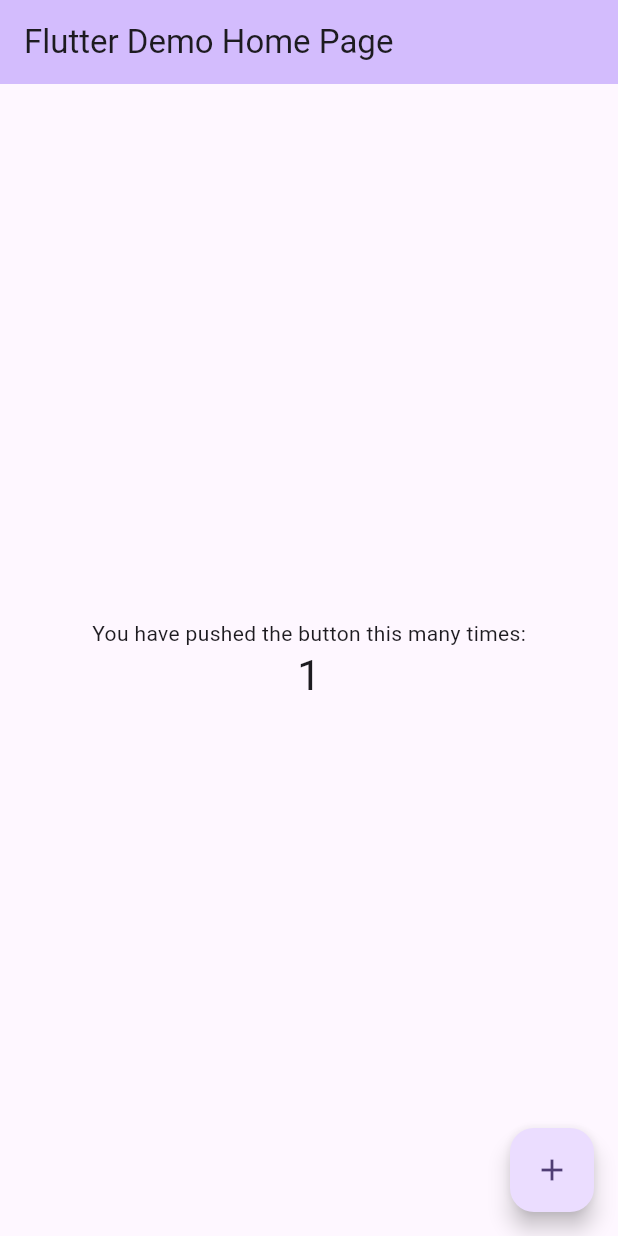
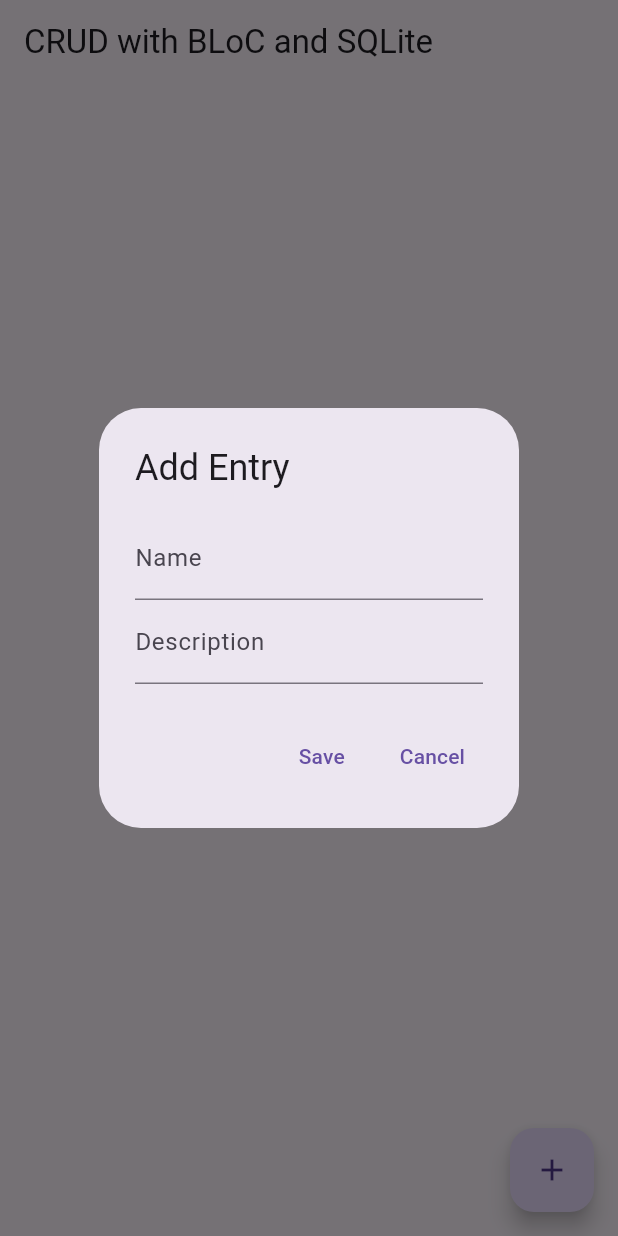
Before and after one commit to Dixi-Sangani/dixi-practical, a Flutter app: the screen it shows after launch, after a tap on the "add" icon, on a phone screen of 412 x 824 dp. Run offline on Flutter 3.47's test engine with Material 3 defaults, Android fonts, the light colour scheme and no system bars; our stand-ins replace equatable, flutter_bloc, sqflite; accounts and stored records are empty.

Commit message:
feat: crud operation using bloc and sqlite

```diff
--- /dev/null
+++ b/lib/blocs/blocs.dart
@@ -0,0 +1,3 @@
+export './entry_bloc.dart';
+export './entry_event.dart';
+export './entry_state.dart';
--- /dev/null
+++ b/lib/blocs/entry_bloc.dart
@@ -0,0 +1,37 @@
+import 'package:dixi_prectical/blocs/blocs.dart';
+import 'package:dixi_prectical/database/database.dart';
+import 'package:dixi_prectical/models/models.dart';
+import 'package:flutter_bloc/flutter_bloc.dart';
+
+
+class EntryBloc extends Bloc<EntryEvent, EntryState> {
+  final DatabaseHelper entryRepository;
+
+  EntryBloc(this.entryRepository) : super(EntryInitialState()) {
+    // Register the event handlers here
+    on<LoadEntriesEvent>((event, emit) async {
+      emit(EntriesLoadingState());
+      try {
+        final entries = await entryRepository.getEntries();
+        emit(EntriesLoadedState(entries));
+      } catch (e) {
+        emit(EntriesErrorState("Failed to load entries"));
+      }
+    });
+
+    on<AddEntryEvent>((event, emit) async {
+      await entryRepository.addEntry(Entry(name: event.name, description: event.description));
+      add(LoadEntriesEvent()); // Load entries again after adding
+    });
+
+    on<UpdateEntryEvent>((event, emit) async {
+      await entryRepository.updateEntry(Entry(id: event.id, name: event.name, description: event.description));
+      add(LoadEntriesEvent()); // Load entries again after updating
+    });
+
+    on<DeleteEntryEvent>((event, emit) async {
+      await entryRepository.deleteEntry(event.id);
+      add(LoadEntriesEvent()); // Load entries again after deleting
+    });
+  }
+}
--- /dev/null
+++ b/lib/blocs/entry_event.dart
@@ -0,0 +1,29 @@
+import 'package:equatable/equatable.dart';
+
+abstract class EntryEvent extends Equatable {
+  @override
+  List<Object> get props => [];
+}
+
+class LoadEntriesEvent extends EntryEvent {}
+
+class AddEntryEvent extends EntryEvent {
+  final String name;
+  final String description;
+
+  AddEntryEvent(this.name, this.description);
+}
+
+class UpdateEntryEvent extends EntryEvent {
+  final int id;
+  final String name;
+  final String description;
+
+  UpdateEntryEvent(this.id, this.name, this.description);
+}
+
+class DeleteEntryEvent extends EntryEvent {
+  final int id;
+
+  DeleteEntryEvent(this.id);
+}
--- /dev/null
+++ b/lib/blocs/entry_state.dart
@@ -0,0 +1,25 @@
+import 'package:dixi_prectical/models/models.dart';
+import 'package:equatable/equatable.dart';
+
+
+
+abstract class EntryState extends Equatable {
+  @override
+  List<Object> get props => [];
+}
+
+class EntryInitialState extends EntryState {}
+
+class EntriesLoadingState extends EntryState {}
+
+class EntriesLoadedState extends EntryState {
+  final List<Entry> entries;
+
+  EntriesLoadedState(this.entries);
+}
+
+class EntriesErrorState extends EntryState {
+  final String message;
+
+  EntriesErrorState(this.message);
+}
--- /dev/null
+++ b/lib/database/database.dart
@@ -0,0 +1 @@
+export './database_helper.dart';
--- /dev/null
+++ b/lib/database/database_helper.dart
@@ -0,0 +1,62 @@
+import 'package:dixi_prectical/models/models.dart';
+import 'package:sqflite/sqflite.dart';
+import 'package:path/path.dart';
+
+class DatabaseHelper {
+  Database? _database;
+
+  Future<Database> get database async {
+    if (_database != null) return _database!;
+    _database = await _initDB();
+    return _database!;
+  }
+
+  Future<Database> _initDB() async {
+    return await openDatabase(
+      join(await getDatabasesPath(), 'entries.db'),
+      onCreate: (db, version) {
+        return db.execute(
+          'CREATE TABLE entries(id INTEGER PRIMARY KEY AUTOINCREMENT, name TEXT, description TEXT)',
+        );
+      },
+      version: 1,
+    );
+  }
+
+  Future<List<Entry>> getEntries() async {
+    final db = await database;
+    final List<Map<String, dynamic>> maps = await db.query('entries');
+
+    return List.generate(maps.length, (i) {
+      return Entry.fromMap(maps[i]);
+    });
+  }
+
+  Future<void> addEntry(Entry entry) async {
+    final db = await database;
+    await db.insert(
+      'entries',
+      entry.toMap(),
+      conflictAlgorithm: ConflictAlgorithm.replace,
+    );
+  }
+
+  Future<void> updateEntry(Entry entry) async {
+    final db = await database;
+    await db.update(
+      'entries',
+      entry.toMap(),
+      where: 'id = ?',
+      whereArgs: [entry.id],
+    );
+  }
+
+  Future<void> deleteEntry(int id) async {
+    final db = await database;
+    await db.delete(
+      'entries',
+      where: 'id = ?',
+      whereArgs: [id],
+    );
+  }
+}
--- a/lib/main.dart
+++ b/lib/main.dart
@@ -1,4 +1,9 @@
+import 'package:dixi_prectical/blocs/blocs.dart';
+import 'package:dixi_prectical/database/database.dart';
+import 'package:dixi_prectical/screens/screens.dart';
 import 'package:flutter/material.dart';
+import 'package:flutter_bloc/flutter_bloc.dart';
+
 
 void main() {
   runApp(const MyApp());
@@ -7,119 +12,15 @@
 class MyApp extends StatelessWidget {
   const MyApp({super.key});
 
-  // This widget is the root of your application.
   @override
   Widget build(BuildContext context) {
     return MaterialApp(
-      title: 'Flutter Demo',
-      theme: ThemeData(
-        // This is the theme of your application.
-        //
-        // TRY THIS: Try running your application with "flutter run". You'll see
-        // the application has a purple toolbar. Then, without quitting the app,
-        // try changing the seedColor in the colorScheme below to Colors.green
-        // and then invoke "hot reload" (save your changes or press the "hot
-        // reload" button in a Flutter-supported IDE, or press "r" if you used
-        // the command line to start the app).
-        //
-        // Notice that the counter didn't reset back to zero; the application
-        // state is not lost during the reload. To reset the state, use hot
-        // restart instead.
-        //
-        // This works for code too, not just values: Most code changes can be
-        // tested with just a hot reload.
-        colorScheme: ColorScheme.fromSeed(seedColor: Colors.deepPurple),
-        useMaterial3: true,
+      debugShowCheckedModeBanner: false,
+      title: 'Flutter CRUD',
+      home: BlocProvider(
+        create: (context) => EntryBloc(DatabaseHelper())..add(LoadEntriesEvent()),
+        child: const HomeScreen(),
       ),
-      home: const MyHomePage(title: 'Flutter Demo Home Page'),
     );
   }
 }
-
-class MyHomePage extends StatefulWidget {
-  const MyHomePage({super.key, required this.title});
-
-  // This widget is the home page of your application. It is stateful, meaning
-  // that it has a State object (defined below) that contains fields that affect
-  // how it looks.
-
-  // This class is the configuration for the state. It holds the values (in this
-  // case the title) provided by the parent (in this case the App widget) and
-  // used by the build method of the State. Fields in a Widget subclass are
-  // always marked "final".
-
-  final String title;
-
-  @override
-  State<MyHomePage> createState() => _MyHomePageState();
-}
-
-class _MyHomePageState extends State<MyHomePage> {
-  int _counter = 0;
-
-  void _incrementCounter() {
-    setState(() {
-      // This call to setState tells the Flutter framework that something has
-      // changed in this State, which causes it to rerun the build method below
-      // so that the display can reflect the updated values. If we changed
-      // _counter without calling setState(), then the build method would not be
-      // called again, and so nothing would appear to happen.
-      _counter++;
-    });
-  }
-
-  @override
-  Widget build(BuildContext context) {
-    // This method is rerun every time setState is called, for instance as done
-    // by the _incrementCounter method above.
-    //
-    // The Flutter framework has been optimized to make rerunning build methods
-    // fast, so that you can just rebuild anything that needs updating rather
-    // than having to individually change instances of widgets.
-    return Scaffold(
-      appBar: AppBar(
-        // TRY THIS: Try changing the color here to a specific color (to
-        // Colors.amber, perhaps?) and trigger a hot reload to see the AppBar
-        // change color while the other colors stay the same.
-        backgroundColor: Theme.of(context).colorScheme.inversePrimary,
-        // Here we take the value from the MyHomePage object that was created by
-        // the App.build method, and use it to set our appbar title.
-        title: Text(widget.title),
-      ),
-      body: Center(
-        // Center is a layout widget. It takes a single child and positions it
-        // in the middle of the parent.
-        child: Column(
-          // Column is also a layout widget. It takes a list of children and
-          // arranges them vertically. By default, it sizes itself to fit its
-          // children horizontally, and tries to be as tall as its parent.
-          //
-          // Column has various properties to control how it sizes itself and
-          // how it positions its children. Here we use mainAxisAlignment to
-          // center the children vertically; the main axis here is the vertical
-          // axis because Columns are vertical (the cross axis would be
-          // horizontal).
-          //
-          // TRY THIS: Invoke "debug painting" (choose the "Toggle Debug Paint"
-          // action in the IDE, or press "p" in the console), to see the
-          // wireframe for each widget.
-          mainAxisAlignment: MainAxisAlignment.center,
-          children: <Widget>[
-            const Text(
-              'You have pushed the button this many times:',
-            ),
-            Text(
-              '$_counter',
-              style: Theme.of(context).textTheme.headlineMedium,
-            ),
-          ],
-        ),
-      ),
-      floatingActionButton: FloatingActionButton(
-        onPressed: _incrementCounter,
-        tooltip: 'Increment',
-        child: const Icon(Icons.add),
-      ), // This trailing comma makes auto-formatting nicer for build methods.
-    );
-  }
-}
--- /dev/null
+++ b/lib/models/entry.dart
@@ -0,0 +1,23 @@
+class Entry {
+  final int? id;
+  final String name;
+  final String description;
+
+  Entry({this.id, required this.name, required this.description});
+
+  factory Entry.fromMap(Map<String, dynamic> map) {
+    return Entry(
+      id: map['id'],
+      name: map['name'],
+      description: map['description'],
+    );
+  }
+
+  Map<String, dynamic> toMap() {
+    return {
+      'id': id,
+      'name': name,
+      'description': description,
+    };
+  }
+}
--- /dev/null
+++ b/lib/models/models.dart
@@ -0,0 +1 @@
+export './entry.dart';
--- /dev/null
+++ b/lib/screens/home_screen.dart
@@ -0,0 +1,147 @@
+import 'package:dixi_prectical/blocs/blocs.dart';
+import 'package:dixi_prectical/models/models.dart';
+import 'package:flutter/material.dart';
+import 'package:flutter_bloc/flutter_bloc.dart';
+
+
+class HomeScreen extends StatelessWidget {
+  const HomeScreen({super.key});
+
+  @override
+  Widget build(BuildContext context) {
+    return Scaffold(
+      appBar: AppBar(
+        title: const Text('CRUD with BLoC and SQLite'),
+      ),
+      body: BlocBuilder<EntryBloc, EntryState>(
+        builder: (context, state) {
+          if (state is EntriesLoadingState) {
+            return const Center(child: CircularProgressIndicator());
+          } else if (state is EntriesLoadedState) {
+            return ListView.builder(
+              itemCount: state.entries.length,
+              itemBuilder: (context, index) {
+                final entry = state.entries[index];
+                return Card(
+                  margin: const  EdgeInsets.only(left: 16, right: 16, top: 6, bottom: 6),
+                  child: ListTile(
+                    title: Text("Name: ${entry.name}"),
+                    subtitle: Text("Des: ${entry.description}"),
+                    leading: Text("${index + 1}"),
+                    trailing: Row(
+                      mainAxisSize: MainAxisSize.min,
+                      children: [
+                        IconButton(
+                          icon: const Icon(Icons.edit, color: Colors.deepPurple,),
+                          onPressed: () => _showEditDialog(context, entry),
+                        ),
+                        IconButton(
+                          icon: const Icon(Icons.delete, color: Colors.redAccent,),
+                          onPressed: () {
+                            BlocProvider.of<EntryBloc>(context).add(DeleteEntryEvent(entry.id!));
+                          },
+                        ),
+                      ],
+                    ),
+                  ),
+                );
+              },
+            );
+          } else if (state is EntriesErrorState) {
+            return Center(child: Text(state.message));
+          }
+
+          return Container();
+        },
+      ),
+      floatingActionButton: FloatingActionButton(
+        onPressed: () => _showAddDialog(context),
+        child: const Icon(Icons.add),
+      ),
+    );
+  }
+
+  void _showAddDialog(BuildContext context) {
+    final nameController = TextEditingController();
+    final descriptionController = TextEditingController();
+
+    showDialog(
+      context: context,
+      builder: (BuildContext dialogContext) {
+        return AlertDialog(
+          title: const Text('Add Entry'),
+          content: Column(
+            mainAxisSize: MainAxisSize.min,
+            children: [
+              TextField(
+                controller: nameController,
+                decoration: const InputDecoration(labelText: 'Name'),
+              ),
+              TextField(
+                controller: descriptionController,
+                decoration: const InputDecoration(labelText: 'Description'),
+              ),
+            ],
+          ),
+          actions: [
+            TextButton(
+              child: const Text('Save'),
+              onPressed: () {
+                BlocProvider.of<EntryBloc>(context).add(
+                  AddEntryEvent(nameController.text, descriptionController.text),
+                );
+                Navigator.of(dialogContext).pop();
+              },
+            ),
+            TextButton(
+              child: const Text('Cancel'),
+              onPressed: () => Navigator.of(dialogContext).pop(),
+            ),
+          ],
+        );
+      },
+    );
+  }
+
+  void _showEditDialog(BuildContext context, Entry entry) {
+    final nameController = TextEditingController(text: entry.name);
+    final descriptionController = TextEditingController(text: entry.description);
+
+    showDialog(
+      context: context,
+      builder: (BuildContext dialogContext) {
+        return AlertDialog(
+          title: const Text('Edit Entry'),
+          content: Column(
+            mainAxisSize: MainAxisSize.min,
+            children: [
+              TextField(
+                controller: nameController,
+                decoration: const InputDecoration(labelText: 'Name'),
+              ),
+              TextField(
+                controller: descriptionController,
+                decoration: const  InputDecoration(labelText: 'Description'),
+              ),
+            ],
+          ),
+          actions: [
+            TextButton(
+              child: const Text('Update'),
+              onPressed: () {
+                BlocProvider.of<EntryBloc>(context).add(
+                  UpdateEntryEvent(entry.id!, nameController.text, descriptionController.text),
+                );
+                Navigator.of(dialogContext).pop();
+              },
+            ),
+            TextButton(
+              child: const Text('Cancel'),
+              onPressed: () => Navigator.of(dialogContext).pop(),
+            ),
+          ],
+        );
+      },
+    );
+  }
+}
--- /dev/null
+++ b/lib/screens/screens.dart
@@ -0,0 +1 @@
+export './home_screen.dart';
--- a/pubspec.yaml
+++ b/pubspec.yaml
@@ -35,6 +35,11 @@ dependencies:
   # The following adds the Cupertino Icons font to your application.
   # Use with the CupertinoIcons class for iOS style icons.
   cupertino_icons: ^1.0.8
+  bloc: ^8.1.0
+  flutter_bloc: ^8.1.2
+  sqflite: ^2.0.3
+  path_provider: ^2.0.11
+  equatable:
 
 dev_dependencies:
   flutter_test:
```
Also changed, not shown: pubspec.lock, 2 other files.
